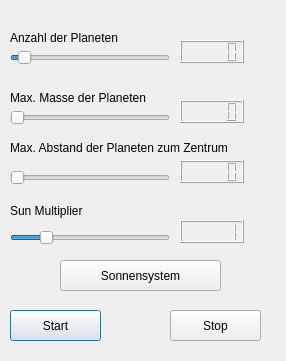
Old version of the form gui/Startmenu.ui in the repository michaelBielang/universityProject_PlanetSim_Python.
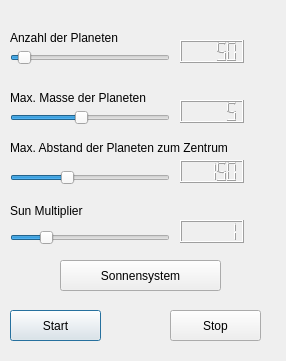
New version of the form.

Commit message: alles funktioniert

Diff of the .ui file:
```diff
--- a/gui/Startmenu.ui
+++ b/gui/Startmenu.ui
@@ -57,6 +57,9 @@
      <height>23</height>
     </rect>
    </property>
+   <property name="value" stdset="0">
+    <double>50.000000000000000</double>
+   </property>
   </widget>
   <widget class="QSlider" name="maxmassslider">
    <property name="geometry">
@@ -71,7 +74,10 @@
     <number>1</number>
    </property>
    <property name="maximum">
-    <number>1000</number>
+    <number>10</number>
+   </property>
+   <property name="value">
+    <number>5</number>
    </property>
    <property name="orientation">
     <enum>Qt::Horizontal</enum>
@@ -99,6 +105,9 @@
      <height>23</height>
     </rect>
    </property>
+   <property name="value" stdset="0">
+    <double>5.000000000000000</double>
+   </property>
   </widget>
   <widget class="QPushButton" name="startButton">
    <property name="geometry">
@@ -136,11 +145,14 @@
     </rect>
    </property>
    <property name="minimum">
+    <number>20</number>
+   </property>
+   <property name="maximum">
+    <number>400</number>
+   </property>
+   <property name="value">
     <number>150</number>
    </property>
-   <property name="maximum">
-    <number>1000</number>
-   </property>
    <property name="orientation">
     <enum>Qt::Horizontal</enum>
    </property>
@@ -167,6 +179,9 @@
      <height>23</height>
     </rect>
    </property>
+   <property name="value" stdset="0">
+    <double>150.000000000000000</double>
+   </property>
   </widget>
   <widget class="QLabel" name="label_5">
    <property name="geometry">
```
The commit also changes 2 other files.
